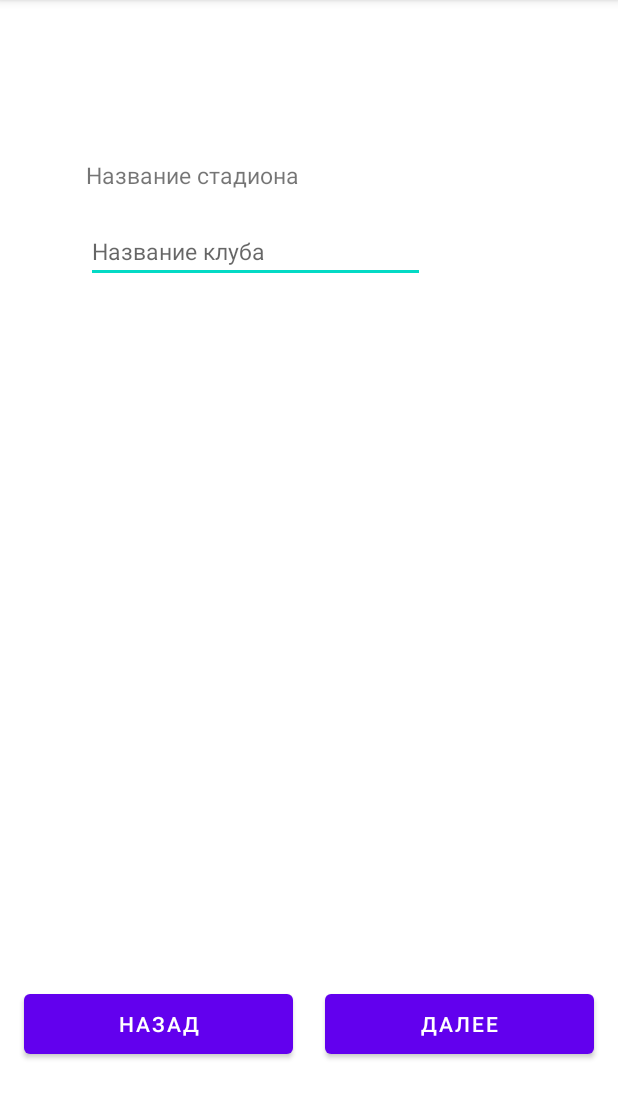
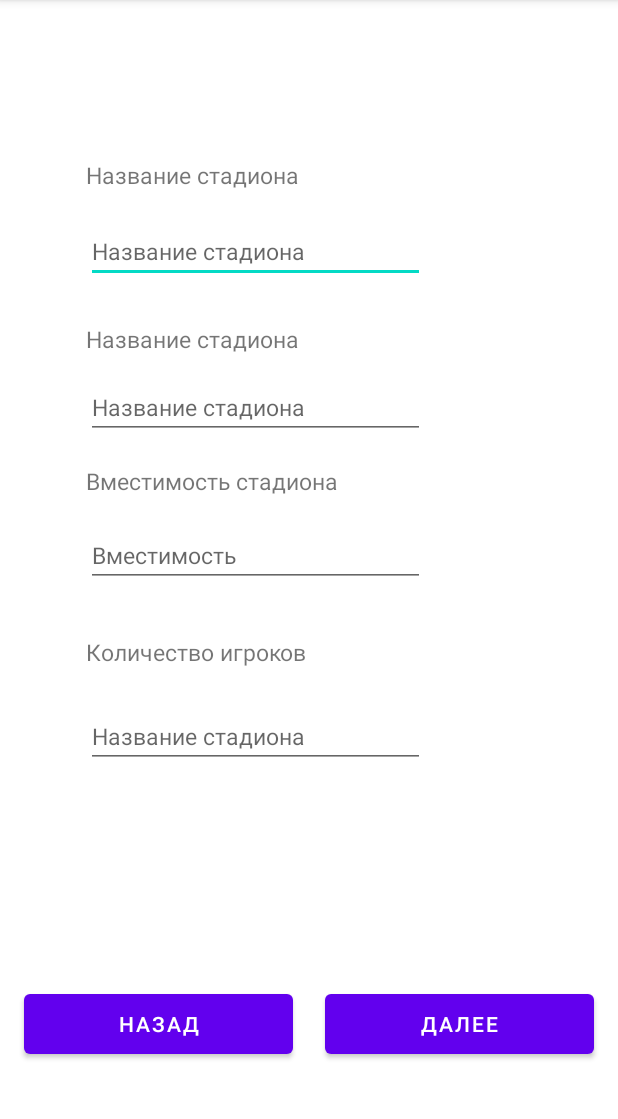
Before and after one commit to jk2911/lab3, an Android app: the StadiumActivity screen opened directly, with no data from a screen before it, on a phone screen of 412 x 824 dp, the part 84-1203 px from its top. Run offline under Robolectric (Android 15) with nearby library versions, the phone set to English and light mode, and no system bars.

Commit message:
add layout save load

```diff
--- a/app/src/main/AndroidManifest.xml
+++ b/app/src/main/AndroidManifest.xml
@@ -13,6 +13,9 @@
         android:supportsRtl="true"
         android:theme="@style/Theme.Lab3"
         tools:targetApi="31">
+        <activity
+            android:name=".LoadSaveActivity"
+            android:exported="false" />
         <activity
             android:name=".TournamentActivity"
             android:exported="false" />
--- a/app/src/main/java/maxim/goy/lab3/Club.java
+++ b/app/src/main/java/maxim/goy/lab3/Club.java
@@ -1,9 +1,12 @@
 package maxim.goy.lab3;
 
+import java.io.FileOutputStream;
+import java.io.IOException;
 import java.util.ArrayList;
 import java.util.Calendar;
 
 public class Club {
+    private final String path = "club.json";
     private String name;
     private String town;
     private Calendar date;
@@ -30,6 +33,8 @@ public class Club {
     public void addTournament(String str) {
         tournament.add(str);
     }
+
+    public void deleteTournament(String str) { tournament.remove(str); }
 
     //region getters and setters
 
--- a/app/src/main/res/layout/activity_stadium.xml
+++ b/app/src/main/res/layout/activity_stadium.xml
@@ -36,7 +36,7 @@
         android:id="@+id/nameStadium"
         android:layout_width="226dp"
         android:layout_height="40dp"
-        android:hint="Название клуба"
+        android:hint="Название стадиона"
         android:text=""
         android:textSize="15dp"
         app:layout_constraintBottom_toBottomOf="parent"
@@ -45,6 +45,88 @@
         app:layout_constraintStart_toStartOf="parent"
         app:layout_constraintTop_toTopOf="parent"
         app:layout_constraintVertical_bias="0.204" />
+
+    <TextView
+        android:id="@+id/textView1"
+        android:layout_width="226dp"
+        android:layout_height="23dp"
+        android:text="Название стадиона"
+        android:textSize="15dp"
+        app:layout_constraintBottom_toBottomOf="parent"
+        app:layout_constraintEnd_toEndOf="parent"
+        app:layout_constraintHorizontal_bias="0.308"
+        app:layout_constraintStart_toStartOf="parent"
+        app:layout_constraintTop_toTopOf="parent"
+        app:layout_constraintVertical_bias="0.289" />
+
+    <EditText
+        android:id="@+id/nameCoach"
+        android:layout_width="226dp"
+        android:layout_height="40dp"
+        android:hint="Название стадиона"
+        android:text=""
+        android:textSize="15dp"
+        app:layout_constraintBottom_toBottomOf="parent"
+        app:layout_constraintEnd_toEndOf="parent"
+        app:layout_constraintHorizontal_bias="0.308"
+        app:layout_constraintStart_toStartOf="parent"
+        app:layout_constraintTop_toTopOf="parent"
+        app:layout_constraintVertical_bias="0.347" />
+
+    <TextView
+        android:id="@+id/textView3"
+        android:layout_width="226dp"
+        android:layout_height="23dp"
+        android:text="Вместимость стадиона"
+        android:textSize="15dp"
+        app:layout_constraintBottom_toBottomOf="parent"
+        app:layout_constraintEnd_toEndOf="parent"
+        app:layout_constraintHorizontal_bias="0.308"
+        app:layout_constraintStart_toStartOf="parent"
+        app:layout_constraintTop_toTopOf="parent"
+        app:layout_constraintVertical_bias="0.416" />
+
+    <EditText
+        android:id="@+id/capacity"
+        android:layout_width="226dp"
+        android:layout_height="40dp"
+        android:hint="Вместимость"
+        android:text=""
+        android:textSize="15dp"
+        app:layout_constraintBottom_toBottomOf="parent"
+        app:layout_constraintEnd_toEndOf="parent"
+        app:layout_constraintHorizontal_bias="0.308"
+        app:layout_constraintStart_toStartOf="parent"
+        app:layout_constraintTop_toTopOf="parent"
+        app:layout_constraintVertical_bias="0.483" />
+
+    <TextView
+        android:id="@+id/textView2"
+        android:layout_width="226dp"
+        android:layout_height="23dp"
+        android:text="Количество игроков"
+        android:textSize="15dp"
+        app:layout_constraintBottom_toBottomOf="parent"
+        app:layout_constraintEnd_toEndOf="parent"
+        app:layout_constraintHorizontal_bias="0.308"
+        app:layout_constraintStart_toStartOf="parent"
+        app:layout_constraintTop_toTopOf="parent"
+        app:layout_constraintVertical_bias="0.569" />
+
+    <EditText
+        android:id="@+id/countCoach"
+        android:layout_width="226dp"
+        android:layout_height="40dp"
+        android:hint="Название стадиона"
+        android:text=""
+        android:digits="0123456789"
+        android:textSize="15dp"
+        app:layout_constraintBottom_toBottomOf="parent"
+        app:layout_constraintEnd_toEndOf="parent"
+        app:layout_constraintHorizontal_bias="0.308"
+        app:layout_constraintStart_toStartOf="parent"
+        app:layout_constraintTop_toTopOf="parent"
+        app:layout_constraintVertical_bias="0.648" />
 
     <Button
         android:id="@+id/next"
```
Also changed, not shown: app/src/main/java/maxim/goy/lab3/LoadSaveActivity.java (added, +14 -0 lines), app/src/main/res/layout/activity_load_save.xml (added, +9 -0 lines), app/src/main/res/layout/activity_main.xml (+42 -43 lines).
